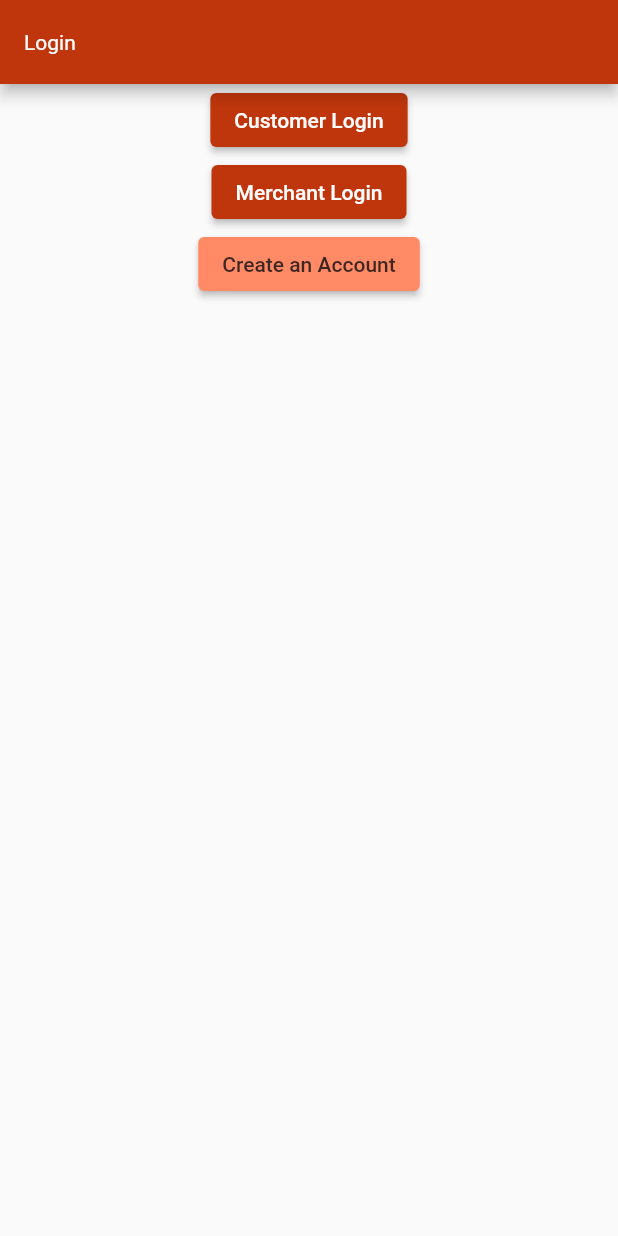
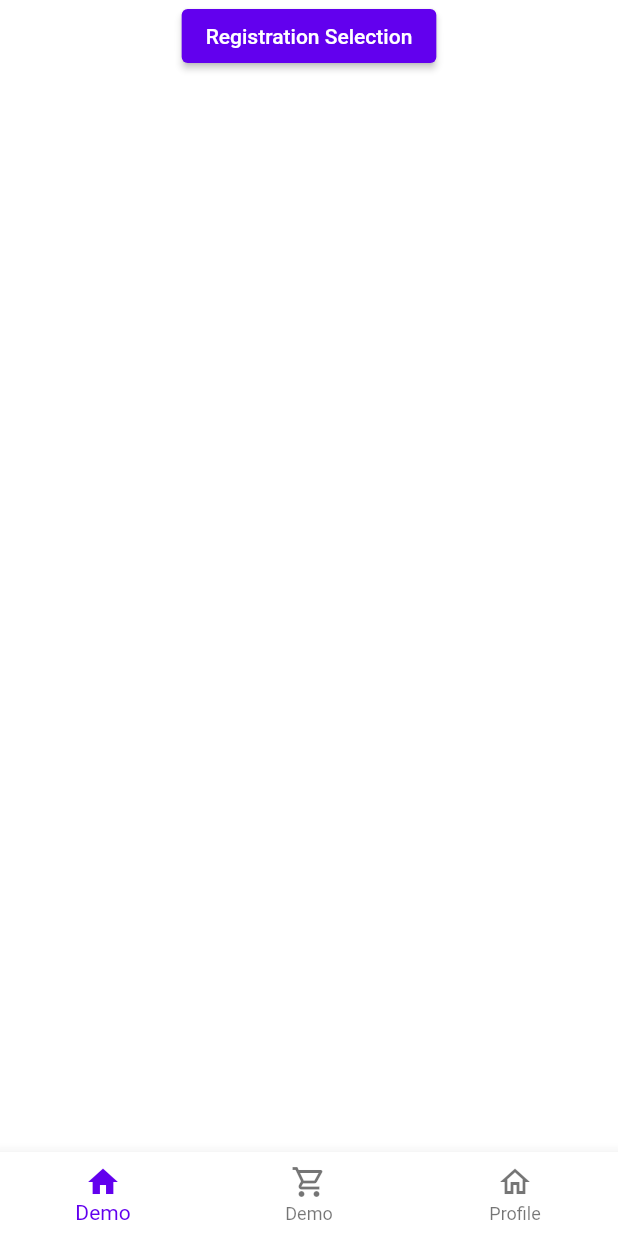
Before and after one commit to fluffysheepcloud/PieceOfCake, a Flutter app: the screen it shows after launch, on a phone screen of 412 x 824 dp. Run offline on Flutter 3.47's test engine with Material 2 defaults, Android fonts, the phone set to English and light mode, and no system bars.

Commit message:
Add NavBar; Change Login Page; Add Rountes

```diff
--- a/front-end/lib/main.dart
+++ b/front-end/lib/main.dart
@@ -1,65 +1,75 @@
 import 'package:flutter/material.dart';
-import 'package:frontend/pages/user/AccountRegistration.dart';
+import 'package:frontend/pages/index.dart';
+import 'package:frontend/routes/routes.dart' as routes;
 
-import 'pages/user/CustomerLogin.dart';
-import 'pages/user/MerchantLogin.dart';
+void main() => runApp(MyApp());
 
-void main() {
-  runApp(MaterialApp(
-    title: 'Chubby Cookie',
-    home: FirstScreen(),
-  ));
+class MyApp extends StatelessWidget {
+  const MyApp({Key? key}) : super(key: key);
+
+  @override
+  Widget build(BuildContext context) {
+    return MaterialApp(
+      title: "Chubby Cookie",
+      initialRoute: "/",
+      routes: routes.routes,
+      theme: ThemeData.from(colorScheme: ColorScheme.light()),
+      onGenerateRoute: routes.onGeneratedRoute,
+    );
+  }
+
 }
 
-class FirstScreen extends StatelessWidget {
-  @override
-  Widget build(BuildContext context) {
-    return Scaffold(
-      appBar: AppBar(
-        title: Text('Login'),
-        titleTextStyle: TextStyle(color: Colors.white),
-        backgroundColor: Colors.deepOrange[900],
-      ),
-      body: Center(
-          child: Column(
-        children: <Widget>[
-          ElevatedButton(
-            child: Text('Customer Login'),
-            onPressed: () {
-              Navigator.push(
-                context,
-                MaterialPageRoute(builder: (context) => CustomerLogin()),
-              );
-            },
-            style: ElevatedButton.styleFrom(
-              primary: Colors.deepOrange[900],
-            ),
-          ),
-          ElevatedButton(
-            child: Text('Merchant Login'),
-            onPressed: () {
-              Navigator.push(
-                context,
-                MaterialPageRoute(builder: (context) => MerchantLogin()),
-              );
-            },
-            style: ElevatedButton.styleFrom(
-              primary: Colors.deepOrange[900],
-            ),
-          ),
-          ElevatedButton(
-            child: Text('Create an Account'),
-            onPressed: () {
-              Navigator.push(
-                context,
-                MaterialPageRoute(builder: (context) => AccountRegistrationScreen()),
-              );
-            },
-            style: ElevatedButton.styleFrom(
-                primary: Colors.deepOrange[300], onPrimary: Colors.brown[900]),
-          ),
-        ],
-      )),
-    );
-  }
-}
+
+// class FirstScreen extends StatelessWidget {
+//   @override
+//   Widget build(BuildContext context) {
+//     return Scaffold(
+//       appBar: AppBar(
+//         title: Text('Login'),
+//         titleTextStyle: TextStyle(color: Colors.white),
+//         backgroundColor: Colors.deepOrange[900],
+//       ),
+//       body: Center(
+//           child: Column(
+//         children: <Widget>[
+//           ElevatedButton(
+//             child: Text('Customer Login'),
+//             onPressed: () {
+//               Navigator.push(
+//                 context,
+//                 MaterialPageRoute(builder: (context) => CustomerLogin()),
+//               );
+//             },
+//             style: ElevatedButton.styleFrom(
+//               primary: Colors.deepOrange[900],
+//             ),
+//           ),
+//           ElevatedButton(
+//             child: Text('Merchant Login'),
+//             onPressed: () {
+//               Navigator.push(
+//                 context,
+//                 MaterialPageRoute(builder: (context) => MerchantLogin()),
+//               );
+//             },
+//             style: ElevatedButton.styleFrom(
+//               primary: Colors.deepOrange[900],
+//             ),
+//           ),
+//           ElevatedButton(
+//             child: Text('Create an Account'),
+//             onPressed: () {
+//               Navigator.push(
+//                 context,
+//                 MaterialPageRoute(builder: (context) => AccountRegistrationScreen()),
+//               );
+//             },
+//             style: ElevatedButton.styleFrom(
+//                 primary: Colors.deepOrange[300], onPrimary: Colors.brown[900]),
+//           ),
+//         ],
+//       )),
+//     );
+//   }
+// }
--- /dev/null
+++ b/front-end/lib/pages/home.dart
@@ -0,0 +1,26 @@
+import 'package:flutter/material.dart';
+
+class Home extends StatefulWidget {
+  const Home({Key? key}) : super(key: key);
+
+  @override
+  _HomeState createState() => _HomeState();
+}
+
+class _HomeState extends State<Home> {
+  @override
+  Widget build(BuildContext context) {
+    return Center(
+      child: Column(
+        children: [
+          ElevatedButton(
+            onPressed: () {
+              Navigator.pushNamed(context, "/registration_select");
+            },
+            child: Text("Registration Selection")
+          )
+        ],
+      ),
+    );
+  }
+}
--- /dev/null
+++ b/front-end/lib/pages/index.dart
@@ -0,0 +1,53 @@
+import 'package:flutter/material.dart';
+import 'package:frontend/pages/home.dart';
+import 'package:frontend/pages/shopping_cart.dart';
+import 'package:frontend/pages/profile/profile.dart';
+
+class Index extends StatefulWidget {
+  const Index({Key? key, arguments}) : super(key: key);
+
+  @override
+  _IndexState createState() => _IndexState();
+}
+
+class _IndexState extends State<Index> {
+
+  int _currentIndex = 0;
+  final List _pageList = <Widget>[
+    Home(),
+    ShoppingCart(),
+    Profile()
+  ];
+
+  @override
+  Widget build(BuildContext context) {
+    return Scaffold(
+      body: _pageList[_currentIndex],
+      bottomNavigationBar: BottomNavigationBar(
+        currentIndex: _currentIndex,
+        onTap: (int index) {
+          setState(() {
+            _currentIndex = index;
+          });
+        },
+        items: const [
+          BottomNavigationBarItem(
+            icon: Icon(Icons.home_outlined),
+            label: "Demo",
+            activeIcon: Icon(Icons.home)
+          ),
+          BottomNavigationBarItem(
+              icon: Icon(Icons.shopping_cart_outlined),
+              label: "Demo",
+              activeIcon: Icon(Icons.shopping_cart)
+          ),
+          BottomNavigationBarItem(
+              icon: Icon(Icons.home_outlined),
+              label: "Profile",
+              activeIcon: Icon(Icons.home)
+          ),
+        ],
+      ),
+    );
+  }
+}
--- a/front-end/lib/pages/user/MerchantRegistrationPage1.dart
+++ b/front-end/lib/pages/profile/MerchantRegistrationPage1.dart
@@ -1,5 +1,5 @@
 import 'package:flutter/material.dart';
-import 'package:frontend/pages/user/MerchantRegistrationPage2.dart';
+import 'package:frontend/pages/profile/MerchantRegistrationPage2.dart';
 
 class CreateMerchantAccount extends StatelessWidget {
   const CreateMerchantAccount({Key? key}) : super(key: key);
--- /dev/null
+++ b/front-end/lib/pages/profile/profile.dart
@@ -0,0 +1,20 @@
+import 'package:flutter/material.dart';
+import 'package:frontend/pages/profile/login.dart';
+
+
+
+class Profile extends StatefulWidget {
+  const Profile({Key? key}) : super(key: key);
+
+  @override
+  _ProfileState createState() => _ProfileState();
+}
+
+class _ProfileState extends State<Profile> {
+  @override
+  Widget build(BuildContext context) {
+    if (true) {
+      return Login();
+    }
+  }
+}
```
Also changed, not shown: front-end/lib/pages/profile/account_registration.dart (renamed from front-end/lib/pages/user/AccountRegistration.dart, +8 -0 lines), front-end/lib/pages/profile/login.dart (added, +97 -0 lines), front-end/lib/pages/shopping_cart.dart (added, +15 -0 lines), front-end/lib/pages/user/CustomerLogin.dart (deleted, +0 -99 lines), front-end/lib/pages/user/MerchantLogin.dart (deleted, +0 -88 lines), front-end/lib/routes/routes.dart (added, +39 -0 lines), front-end/pubspec.yaml (+0 -23 lines), front-end/lib/pages/profile/CustomerRegistration.dart (renamed from front-end/lib/pages/user/CustomerRegistration.dart), front-end/lib/pages/profile/MerchantRegistrationPage2.dart (renamed from front-end/lib/pages/user/MerchantRegistrationPage2.dart).
